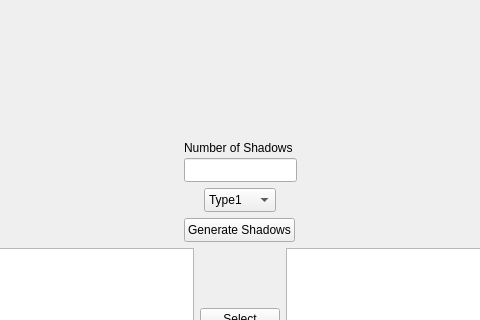
The window that mainwindow.ui (MikolajOsiecki/QT_cpp) describes before a commit, drawn with Qt 5; both pictures show x 406 to 886 and y 239 to 559 of the 1293 by 834 pixel window.
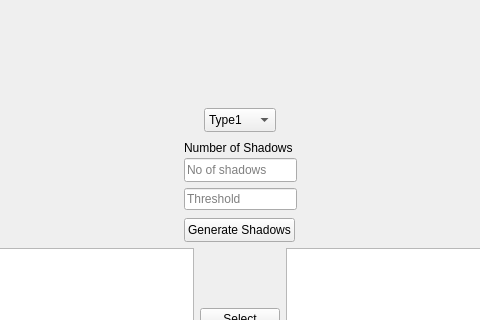
The same window after the commit. Icons and pictures are not drawn.

Commit message: Start of simple shadow generation

Patch:
```diff
--- a/mainwindow.ui
+++ b/mainwindow.ui
@@ -63,7 +63,7 @@
     <property name="geometry">
      <rect>
       <x>610</x>
-      <y>410</y>
+      <y>330</y>
       <width>72</width>
       <height>24</height>
      </rect>
@@ -104,6 +104,9 @@
     <property name="frame">
      <bool>true</bool>
     </property>
+    <property name="placeholderText">
+     <string>No of shadows</string>
+    </property>
     <property name="clearButtonEnabled">
      <bool>true</bool>
     </property>
@@ -185,6 +188,22 @@
      </item>
     </layout>
    </widget>
+   <widget class="QLineEdit" name="txtShadowThreshold">
+    <property name="geometry">
+     <rect>
+      <x>590</x>
+      <y>410</y>
+      <width>113</width>
+      <height>22</height>
+     </rect>
+    </property>
+    <property name="placeholderText">
+     <string>Threshold</string>
+    </property>
+    <property name="clearButtonEnabled">
+     <bool>true</bool>
+    </property>
+   </widget>
   </widget>
   <widget class="QMenuBar" name="menubar">
    <property name="geometry">
```
Left out of the diff: 2 changed lines with no effect on the pictures. The commit also changes 5 other files.
